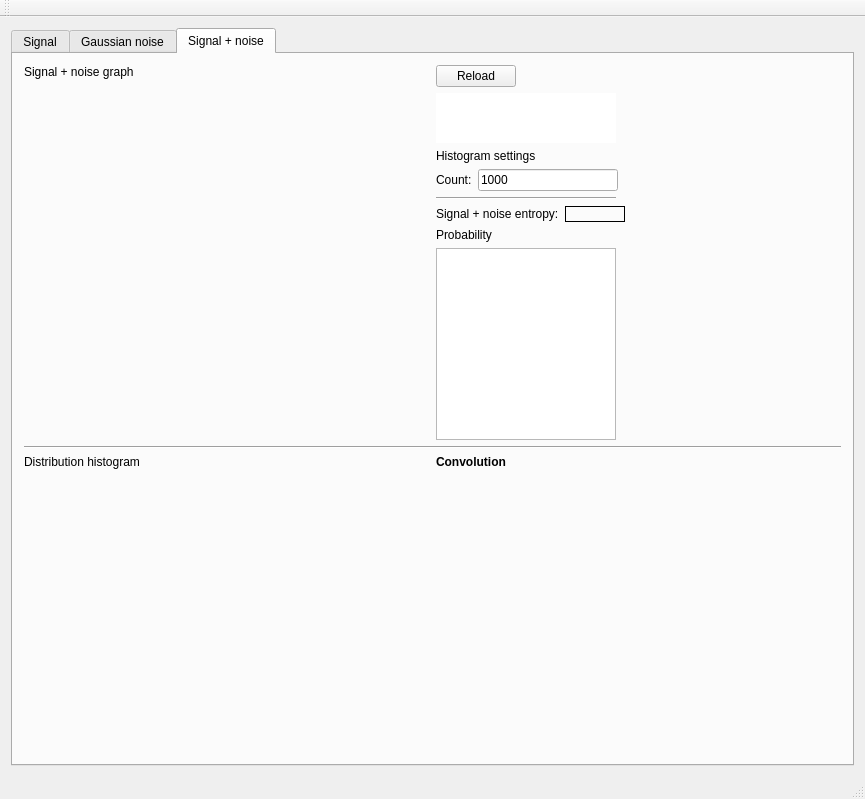
The window that Practice_1/code/mainwindow.ui (ArnMips/itmo_InformationTheory) describes before a commit, drawn with Qt 5.
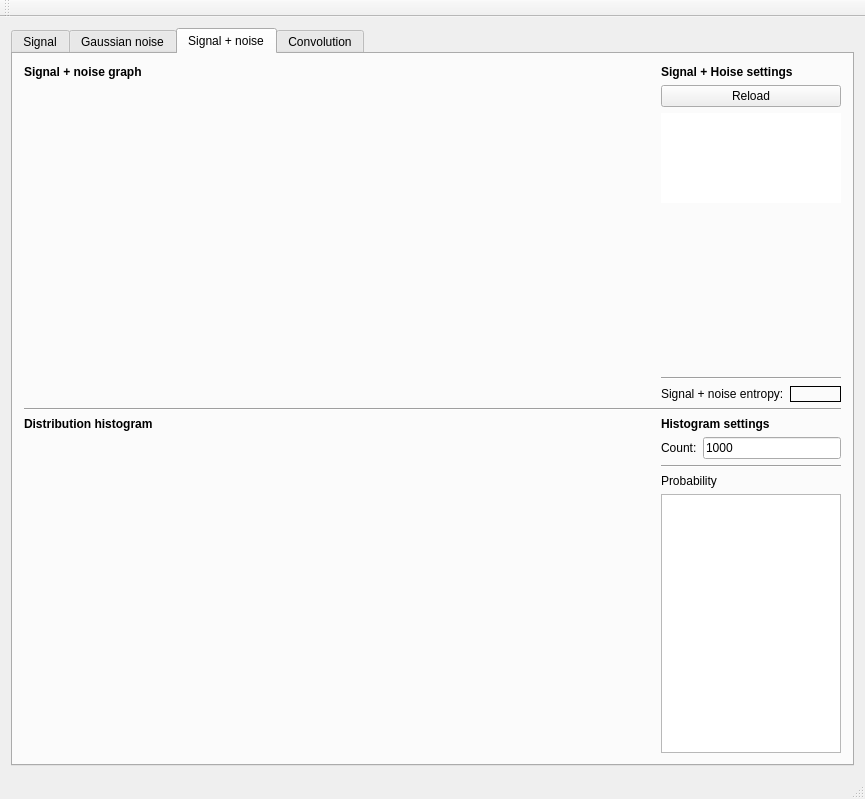
The same window after the commit. The open tabs and pages were chosen to show the change. Custom widgets are drawn as their Qt base class.

Diff of the .ui file:
```diff
--- a/Practice_1/code/mainwindow.ui
+++ b/Practice_1/code/mainwindow.ui
@@ -785,11 +785,17 @@
        <attribute name="title">
         <string>Signal + noise</string>
        </attribute>
-       <layout class="QGridLayout" name="gridLayout_3" columnstretch="1,1">
+       <layout class="QGridLayout" name="gridLayout_3" columnstretch="1,0">
         <item row="0" column="0">
          <layout class="QVBoxLayout" name="verticalLayout_10" stretch="0,1">
           <item>
            <widget class="QLabel" name="lbl_signalNoise">
+            <property name="font">
+             <font>
+              <weight>75</weight>
+              <bold>true</bold>
+             </font>
+            </property>
             <property name="text">
              <string>Signal + noise graph</string>
             </property>
@@ -800,16 +806,133 @@
           </item>
          </layout>
         </item>
-        <item row="0" column="1">
+        <item row="2" column="1">
          <layout class="QVBoxLayout" name="verticalLayout">
           <item>
+           <widget class="QLabel" name="lbl_signalNoiseHistSettigs">
+            <property name="font">
+             <font>
+              <weight>75</weight>
+              <bold>true</bold>
+             </font>
+            </property>
+            <property name="text">
+             <string>Histogram settings</string>
+            </property>
+           </widget>
+          </item>
+          <item>
+           <layout class="QFormLayout" name="formLayout_5">
+            <property name="labelAlignment">
+             <set>Qt::AlignLeading|Qt::AlignLeft|Qt::AlignVCenter</set>
+            </property>
+            <property name="formAlignment">
+             <set>Qt::AlignBottom|Qt::AlignLeading|Qt::AlignLeft</set>
+            </property>
+            <item row="0" column="0">
+             <widget class="QLabel" name="lbl_signalNoiseHistCount">
+              <property name="text">
+               <string>Count:</string>
+              </property>
+             </widget>
+            </item>
+            <item row="0" column="1">
+             <widget class="QLineEdit" name="line_signalNoiseHistCount">
+              <property name="maximumSize">
+               <size>
+                <width>140</width>
+                <height>16777215</height>
+               </size>
+              </property>
+              <property name="text">
+               <string>1000</string>
+              </property>
+             </widget>
+            </item>
+           </layout>
+          </item>
+          <item>
+           <widget class="Line" name="line_4">
+            <property name="maximumSize">
+             <size>
+              <width>180</width>
+              <height>16777215</height>
+             </size>
+            </property>
+            <property name="orientation">
+             <enum>Qt::Horizontal</enum>
+            </property>
+           </widget>
+          </item>
+          <item>
+           <widget class="QLabel" name="lbl_signalNoiseProbability">
+            <property name="text">
+             <string>Probability</string>
+            </property>
+           </widget>
+          </item>
+          <item>
+           <widget class="QTableWidget" name="tbl_signalNoiseProbability">
+            <property name="maximumSize">
+             <size>
+              <width>180</width>
+              <height>16777215</height>
+             </size>
+            </property>
+            <attribute name="horizontalHeaderVisible">
+             <bool>false</bool>
+            </attribute>
+            <attribute name="verticalHeaderDefaultSectionSize">
+             <number>17</number>
+            </attribute>
+           </widget>
+          </item>
+         </layout>
+        </item>
+        <item row="1" column="0" colspan="2">
+         <widget class="Line" name="line_3">
+          <property name="orientation">
+           <enum>Qt::Horizontal</enum>
+          </property>
+         </widget>
+        </item>
+        <item row="2" column="0">
+         <layout class="QVBoxLayout" name="verticalLayout_11" stretch="0,1">
+          <item>
+           <widget class="QLabel" name="lbl_signalNoiseHist">
+            <property name="font">
+             <font>
+              <weight>75</weight>
+              <bold>true</bold>
+             </font>
+            </property>
+            <property name="text">
+             <string>Distribution histogram </string>
+            </property>
+           </widget>
+          </item>
+          <item>
+           <widget class="QCustomPlot" name="wdg_signalNoiseHist" native="true"/>
+          </item>
+         </layout>
+        </item>
+        <item row="0" column="1">
+         <layout class="QVBoxLayout" name="verticalLayout_14">
+          <item>
+           <widget class="QLabel" name="lbl_SignalNoiseSettings">
+            <property name="font">
+             <font>
+              <weight>75</weight>
+              <bold>true</bold>
+             </font>
+            </property>
+            <property name="text">
+             <string>Signal + Hoise settings</string>
+            </property>
+           </widget>
+          </item>
+          <item>
            <widget class="QPushButton" name="btn_signalNoiseLoad">
-            <property name="sizePolicy">
-             <sizepolicy hsizetype="Maximum" vsizetype="Fixed">
-              <horstretch>0</horstretch>
-              <verstretch>0</verstretch>
-             </sizepolicy>
-            </property>
             <property name="text">
              <string>Reload</string>
             </property>
@@ -826,7 +949,7 @@
             <property name="maximumSize">
              <size>
               <width>180</width>
-              <height>50</height>
+              <height>90</height>
              </size>
             </property>
             <property name="frameShape">
@@ -845,50 +968,20 @@
            </widget>
           </item>
           <item>
-           <widget class="QLabel" name="lbl_signalNoiseHistSettigs">
-            <property name="text">
-             <string>Histogram settings</string>
+           <spacer name="verticalSpacer_3">
+            <property name="orientation">
+             <enum>Qt::Vertical</enum>
             </property>
-           </widget>
-          </item>
-          <item>
-           <layout class="QFormLayout" name="formLayout_5">
-            <property name="labelAlignment">
-             <set>Qt::AlignLeading|Qt::AlignLeft|Qt::AlignVCenter</set>
-            </property>
-            <property name="formAlignment">
-             <set>Qt::AlignBottom|Qt::AlignLeading|Qt::AlignLeft</set>
-            </property>
-            <item row="0" column="0">
-             <widget class="QLabel" name="lbl_signalNoiseHistCount">
-              <property name="text">
-               <string>Count:</string>
-              </property>
-             </widget>
-            </item>
-            <item row="0" column="1">
-             <widget class="QLineEdit" name="line_signalNoiseHistCount">
-              <property name="maximumSize">
-               <size>
-                <width>140</width>
-                <height>16777215</height>
-               </size>
-              </property>
-              <property name="text">
-               <string>1000</string>
-              </property>
-             </widget>
-            </item>
-           </layout>
-          </item>
-          <item>
-           <widget class="Line" name="line_4">
-            <property name="maximumSize">
+            <property name="sizeHint" stdset="0">
              <size>
-              <width>180</width>
-              <height>16777215</height>
+              <width>20</width>
+              <height>40</height>
              </size>
             </property>
+           </spacer>
+          </item>
+          <item>
+           <widget class="Line" name="line_9">
             <property name="orientation">
              <enum>Qt::Horizontal</enum>
             </property>
@@ -924,53 +1017,16 @@
             </item>
            </layout>
           </item>
-          <item>
-           <widget class="QLabel" name="lbl_signalNoiseProbability">
-            <property name="text">
-             <string>Probability</string>
-            </property>
-           </widget>
-          </item>
-          <item>
-           <widget class="QTableWidget" name="tbl_signalNoiseProbability">
-            <property name="maximumSize">
-             <size>
-              <width>180</width>
-              <height>16777215</height>
-             </size>
-            </property>
-            <attribute name="horizontalHeaderVisible">
-             <bool>false</bool>
-            </attribute>
-            <attribute name="verticalHeaderDefaultSectionSize">
-             <number>20</number>
-            </attribute>
-           </widget>
-          </item>
          </layout>
         </item>
-        <item row="1" column="0" colspan="2">
-         <widget class="Line" name="line_3">
-          <property name="orientation">
-           <enum>Qt::Horizontal</enum>
-          </property>
-         </widget>
-        </item>
-        <item row="2" column="0">
-         <layout class="QVBoxLayout" name="verticalLayout_11" stretch="0,1">
-          <item>
-           <widget class="QLabel" name="lbl_signalNoiseHist">
-            <property name="text">
-             <string>Distribution histogram </string>
-            </property>
-           </widget>
-          </item>
-          <item>
-           <widget class="QCustomPlot" name="wdg_signalNoiseHist" native="true"/>
-          </item>
-         </layout>
-        </item>
-        <item row="2" column="1">
+       </layout>
+      </widget>
+      <widget class="QWidget" name="tab4Convolution">
+       <attribute name="title">
+        <string>Convolution</string>
+       </attribute>
+       <layout class="QGridLayout" name="gridLayout_4" columnstretch="1,0">
+        <item row="0" column="0">
          <layout class="QVBoxLayout" name="verticalLayout_12" stretch="0,1">
           <item>
            <widget class="QLabel" name="lbl_signalNoiseConvolution">
```
Left out of the diff: 52 changed lines with no effect on the pictures.
